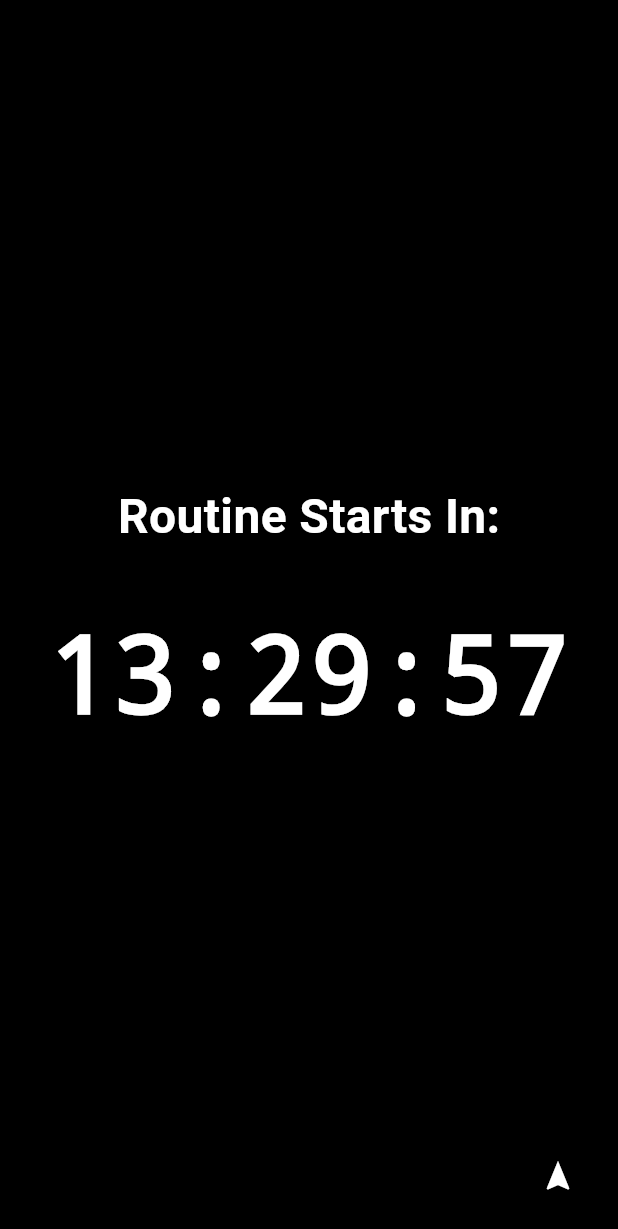
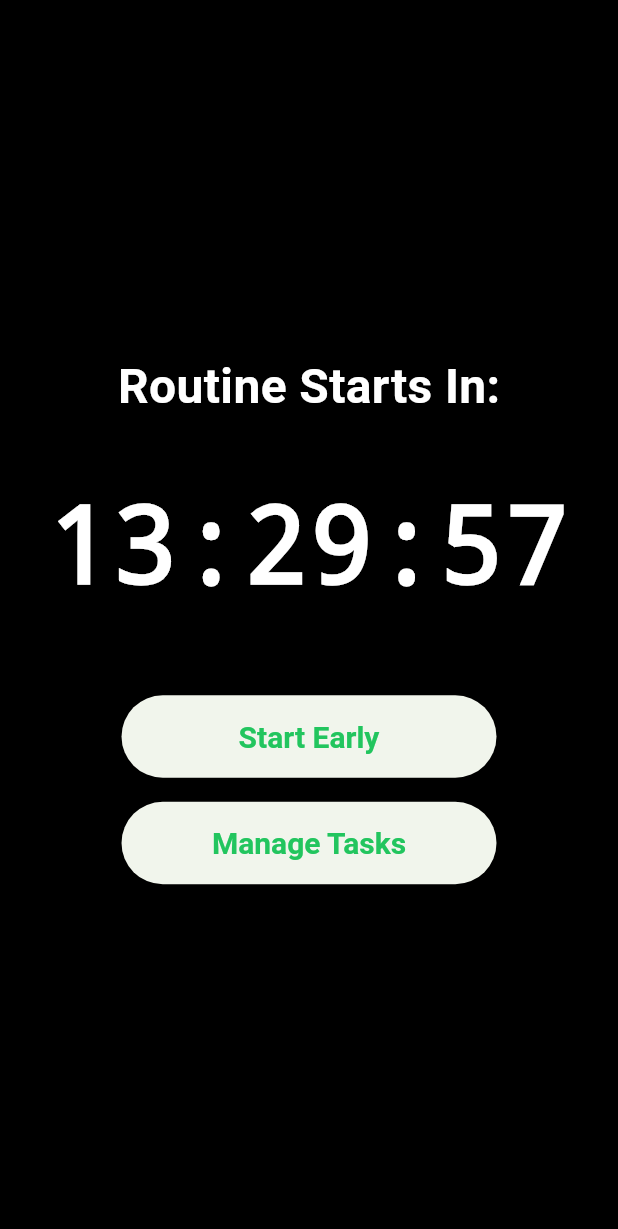
Before and after one commit to tsteward/routine-timer, a Flutter app: the screen it shows once a user with an empty profile is signed in, on a phone screen of 412 x 824 dp. Shown: the top 1229 px of the screen. Run offline on Flutter 3.47's test engine with Material 3 defaults, Android fonts, the phone set to English and light mode, and no system bars; our stand-ins replace cloud_firestore, equatable, firebase_auth, firebase_core, flutter_bloc, google_sign_in; accounts and stored records are empty.

Commit message:
Remove FABs and add explicit navigation buttons
Co-authored-by: tsteward0 <tsteward0@gmail.com>

```diff
--- a/lib/src/screens/pre_start_screen.dart
+++ b/lib/src/screens/pre_start_screen.dart
@@ -127,31 +127,44 @@ class _PreStartScreenState extends State<PreStartScreen> {
                   fontFamily: 'monospace',
                 ),
               ),
+              const SizedBox(height: 48),
+              // Start Early button
+              SizedBox(
+                width: 250,
+                child: ElevatedButton(
+                  onPressed: _navigateToMainScreen,
+                  style: ElevatedButton.styleFrom(
+                    padding: const EdgeInsets.symmetric(vertical: 16),
+                    textStyle: const TextStyle(
+                      fontSize: 20,
+                      fontWeight: FontWeight.bold,
+                    ),
+                  ),
+                  child: const Text('Start Early'),
+                ),
+              ),
+              const SizedBox(height: 16),
+              // Manage Tasks button
+              SizedBox(
+                width: 250,
+                child: ElevatedButton(
+                  onPressed: () {
+                    Navigator.of(context).pushNamed(AppRoutes.tasks);
+                  },
+                  style: ElevatedButton.styleFrom(
+                    padding: const EdgeInsets.symmetric(vertical: 16),
+                    textStyle: const TextStyle(
+                      fontSize: 20,
+                      fontWeight: FontWeight.bold,
+                    ),
+                  ),
+                  child: const Text('Manage Tasks'),
+                ),
+              ),
             ],
           ),
         ),
       ),
-      floatingActionButton: _NavFab(current: AppRoutes.preStart),
     );
   }
 }
-
-class _NavFab extends StatelessWidget {
-  const _NavFab({required this.current});
-
-  final String current;
-
-  @override
-  Widget build(BuildContext context) {
-    return PopupMenuButton<String>(
-      icon: const Icon(Icons.navigation, color: Colors.white),
-      color: Colors.white,
-      onSelected: (route) => Navigator.of(context).pushNamed(route),
-      itemBuilder: (context) => const [
-        PopupMenuItem(value: AppRoutes.preStart, child: Text('Pre-Start')),
-        PopupMenuItem(value: AppRoutes.main, child: Text('Main Routine')),
-        PopupMenuItem(value: AppRoutes.tasks, child: Text('Task Management')),
-      ],
-    );
-  }
-}
```
Also changed, not shown: lib/src/screens/main_routine_screen.dart (+0 -34 lines), lib/src/screens/task_management_screen.dart (+0 -25 lines), 4 other files.
